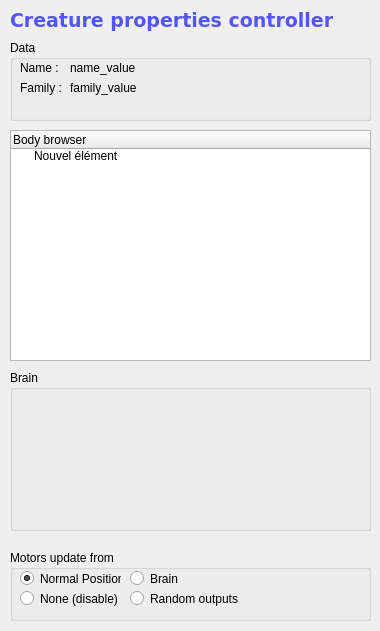
Before: the Qt Designer form src/genelab/core/ui/widgets/entities/entitypropertiescontroller.ui in GeneCraft/GeneCraft-Project, drawn with Qt 5.
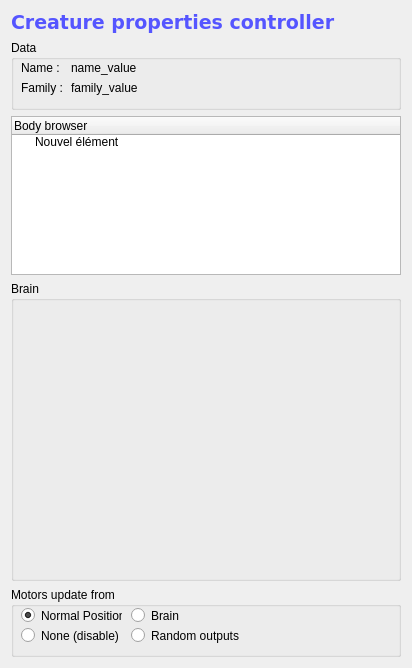
After: the same form once the commit is applied. Icons and pictures are not drawn.

Commit message:
+ essai d'ajout de visualisation de la grille d'entrée du cerveau, j'ai du cheater un peu faut que je supprime BrainEngine a court terme vu qu'il y a EntityEngine maintenant. donc un peu de code à déplacer.
Chuis pas encore 100% convaincu du cerveau ou des entrées, même si c'est chouette de voir des comportements induits par l'environnement.
Reste a généré des phrases de cerveau plus complètes (comprendre autre que +, *-1, sinus, in) je m'y attèle demain c'est pas très long.

```diff
--- a/src/genelab/core/ui/widgets/entities/entitypropertiescontroller.ui
+++ b/src/genelab/core/ui/widgets/entities/entitypropertiescontroller.ui
@@ -6,22 +6,16 @@
    <rect>
     <x>0</x>
     <y>0</y>
-    <width>380</width>
-    <height>631</height>
+    <width>412</width>
+    <height>668</height>
    </rect>
   </property>
   <property name="windowTitle">
    <string>Form</string>
   </property>
+  <layout class="QVBoxLayout" name="verticalLayout">
+   <item>
   <widget class="QLabel" name="label">
-   <property name="geometry">
-    <rect>
-     <x>10</x>
-     <y>10</y>
-     <width>331</width>
-     <height>21</height>
-    </rect>
-   </property>
    <property name="font">
     <font>
      <family>Verdana</family>
@@ -37,14 +31,14 @@
     <string>Creature properties controller</string>
    </property>
   </widget>
+   </item>
+   <item>
   <widget class="QGroupBox" name="groupBox_2">
-   <property name="geometry">
-    <rect>
-     <x>10</x>
-     <y>40</y>
-     <width>361</width>
-     <height>81</height>
-    </rect>
+     <property name="minimumSize">
+      <size>
+       <width>0</width>
+       <height>70</height>
+      </size>
    </property>
    <property name="title">
     <string>Data</string>
@@ -102,14 +96,62 @@
     </property>
    </widget>
   </widget>
+   </item>
+   <item>
+    <widget class="QTreeWidget" name="twBodyTree">
+     <property name="autoExpandDelay">
+      <number>0</number>
+     </property>
+     <column>
+      <property name="text">
+       <string>Body browser</string>
+      </property>
+     </column>
+     <item>
+      <property name="text">
+       <string>Nouvel élément</string>
+      </property>
+     </item>
+    </widget>
+   </item>
+   <item>
+    <widget class="QGroupBox" name="grbBrain">
+     <property name="sizePolicy">
+      <sizepolicy hsizetype="Preferred" vsizetype="Maximum">
+       <horstretch>0</horstretch>
+       <verstretch>0</verstretch>
+      </sizepolicy>
+     </property>
+     <property name="minimumSize">
+      <size>
+       <width>0</width>
+       <height>300</height>
+      </size>
+     </property>
+     <property name="maximumSize">
+      <size>
+       <width>16777215</width>
+       <height>500</height>
+      </size>
+     </property>
+     <property name="title">
+      <string>Brain</string>
+     </property>
+    </widget>
+   </item>
+   <item>
   <widget class="QGroupBox" name="groupBox_3">
-   <property name="geometry">
-    <rect>
-     <x>10</x>
-     <y>550</y>
-     <width>361</width>
-     <height>71</height>
-    </rect>
+     <property name="sizePolicy">
+      <sizepolicy hsizetype="Preferred" vsizetype="Fixed">
+       <horstretch>0</horstretch>
+       <verstretch>0</verstretch>
+      </sizepolicy>
+     </property>
+     <property name="minimumSize">
+      <size>
+       <width>0</width>
+       <height>70</height>
+      </size>
    </property>
    <property name="title">
     <string>Motors update from</string>
@@ -178,42 +220,8 @@
     </property>
    </widget>
   </widget>
-  <widget class="QTreeWidget" name="twBodyTree">
-   <property name="geometry">
-    <rect>
-     <x>10</x>
-     <y>130</y>
-     <width>361</width>
-     <height>231</height>
-    </rect>
-   </property>
-   <property name="autoExpandDelay">
-    <number>0</number>
-   </property>
-   <column>
-    <property name="text">
-     <string>Body browser</string>
-    </property>
-   </column>
-   <item>
-    <property name="text">
-     <string>Nouvel élément</string>
-    </property>
    </item>
-  </widget>
-  <widget class="QGroupBox" name="groupBox">
-   <property name="geometry">
-    <rect>
-     <x>10</x>
-     <y>370</y>
-     <width>361</width>
-     <height>161</height>
-    </rect>
-   </property>
-   <property name="title">
-    <string>Brain</string>
-   </property>
-  </widget>
+  </layout>
  </widget>
  <resources>
   <include location="../../../ressources/ressources.qrc"/>
```
Lines whose indentation alone changed are shown as unchanged. The commit also changes 18 other files.
